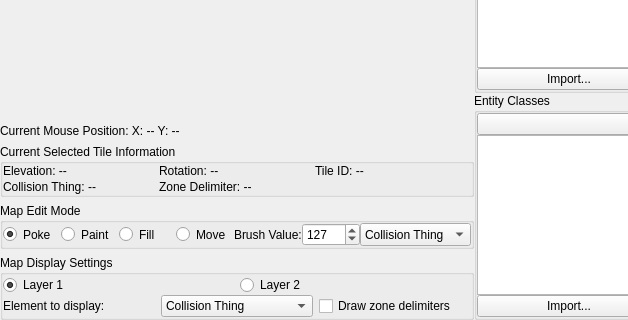
Qt form Tools/KFModTool/mapeditwidget.ui (IvanDSM/KingsFieldRE) before a commit; both pictures show x 0 to 628 and y 160 to 480 of the 854 by 480 pixel window.
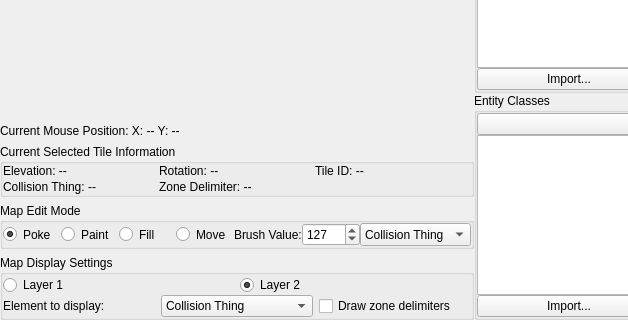
The same form after that commit. Icons and pictures are not drawn. Custom widgets are drawn as their Qt base class.

Commit message: KFModTool: Minor QoL fixes.

The edit to the form file:
```diff
--- a/Tools/KFModTool/mapeditwidget.ui
+++ b/Tools/KFModTool/mapeditwidget.ui
@@ -384,7 +384,7 @@
                <string>Layer 1</string>
               </property>
               <property name="checked">
-               <bool>true</bool>
+               <bool>false</bool>
               </property>
              </widget>
             </item>
@@ -393,6 +393,9 @@
               <property name="text">
                <string>Layer 2</string>
               </property>
+              <property name="checked">
+               <bool>true</bool>
+              </property>
              </widget>
             </item>
            </layout>
```
Left out of the diff: 4 changed lines with no effect on the pictures. The commit also changes 2 other files.
